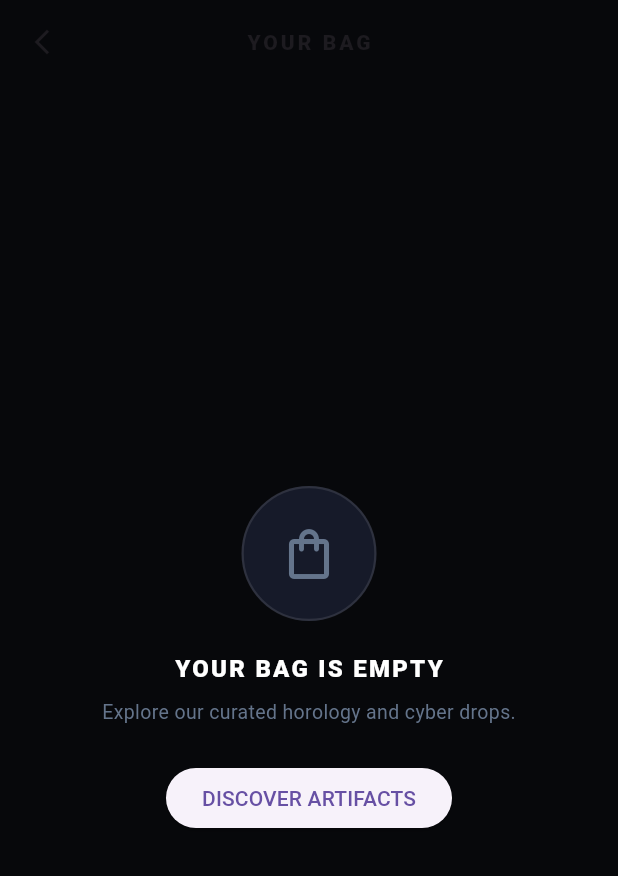
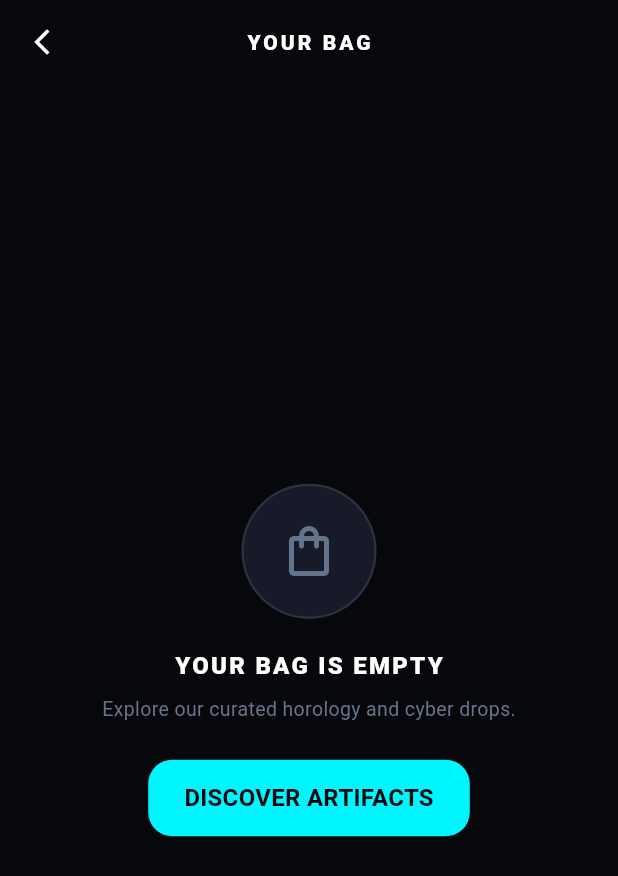
Before and after one commit to Merdikai/Mini-Market, a Flutter app: the screen it shows after launch, after a tap on the "shopping bag" icon, on a phone screen of 412 x 824 dp. Shown: the top 876 px of the screen. Run offline on Flutter 3.47's test engine with Material 3 defaults, Android fonts, the phone set to English and light mode, and no system bars.

Commit message:
feat(core): apply luxury dark theme in MiniMarketApp entrypoint

```diff
--- a/lib/main.dart
+++ b/lib/main.dart
@@ -2,8 +2,10 @@ import 'package:flutter/material.dart';
 import 'package:provider/provider.dart';
 import 'providers/store_provider.dart';
 import 'screens/home_screen.dart';
+import 'theme/app_theme.dart';
 
 void main() {
+  WidgetsFlutterBinding.ensureInitialized();
   runApp(
     ChangeNotifierProvider(
       create: (_) => StoreProvider(),
@@ -20,11 +22,7 @@ class MiniMarketApp extends StatelessWidget {
     return MaterialApp(
       title: 'Mini Market',
       debugShowCheckedModeBanner: false,
-      theme: ThemeData(
-        primarySwatch: Colors.blue,
-        scaffoldBackgroundColor: Colors.white,
-        appBarTheme: const AppBarTheme(elevation: 0),
-      ),
+      theme: AppTheme.luxuryDarkTheme,
       home: const HomeScreen(),
     );
   }
```
